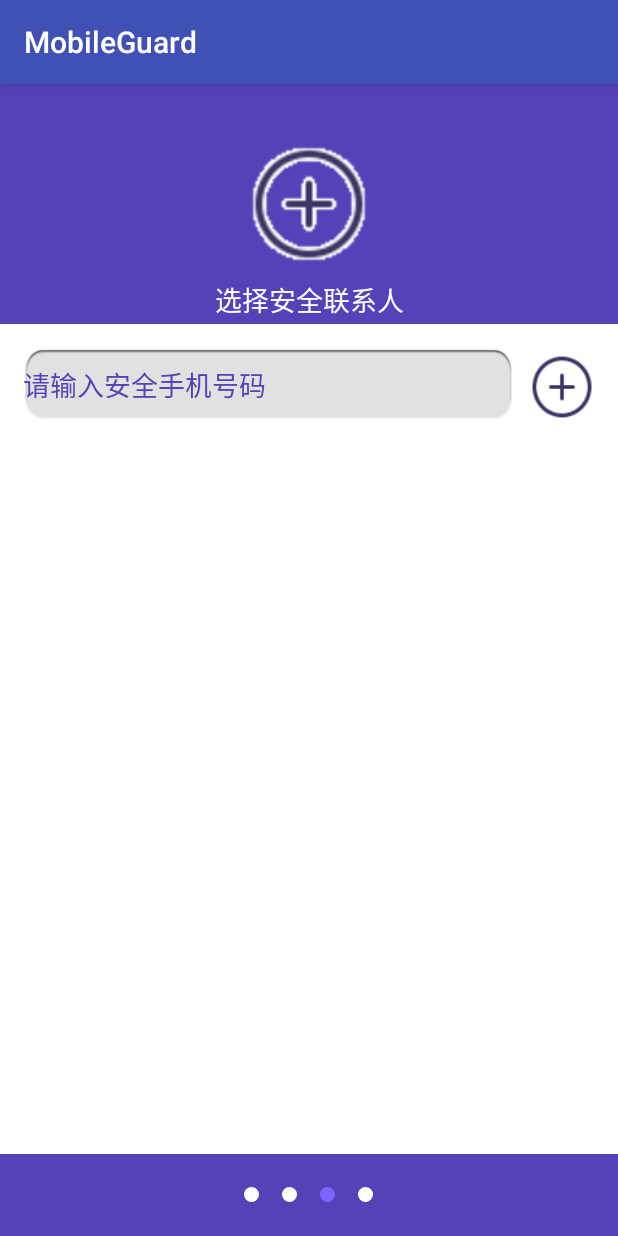
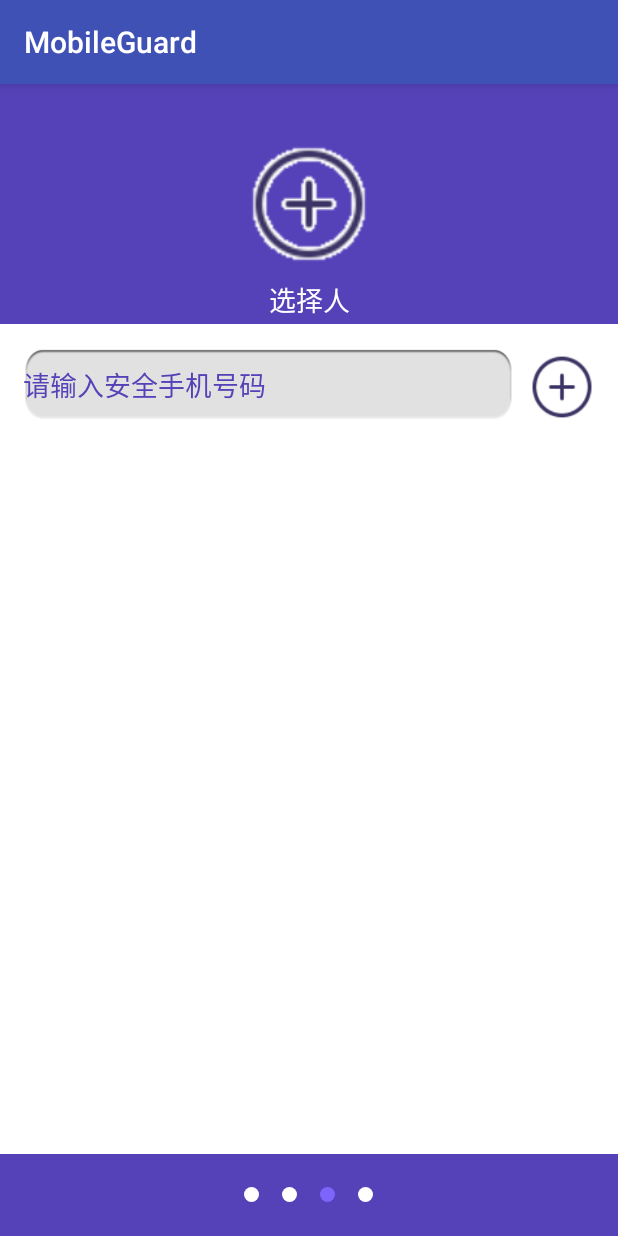
Before and after one commit to Vincen11/MobileGuard10, an Android app: the Setup3Activity screen opened directly, with no data from a screen before it, on a phone screen of 412 x 824 dp. Run offline under Robolectric (Android 15) with nearby library versions, the phone set to English and light mode, and no system bars.

Commit message:
防盗10.15 8text

```diff
--- a/app/src/main/res/layout/activity_setup_3.xml
+++ b/app/src/main/res/layout/activity_setup_3.xml
@@ -26,7 +26,7 @@
                 android:layout_marginTop="10dp"
                 android:gravity="center"
                 android:textColor="@android:color/white"
-                android:text="选择安全联系人"
+                android:text="选择人"
                 android:textSize="18sp"/>
         </RelativeLayout>
 
```
